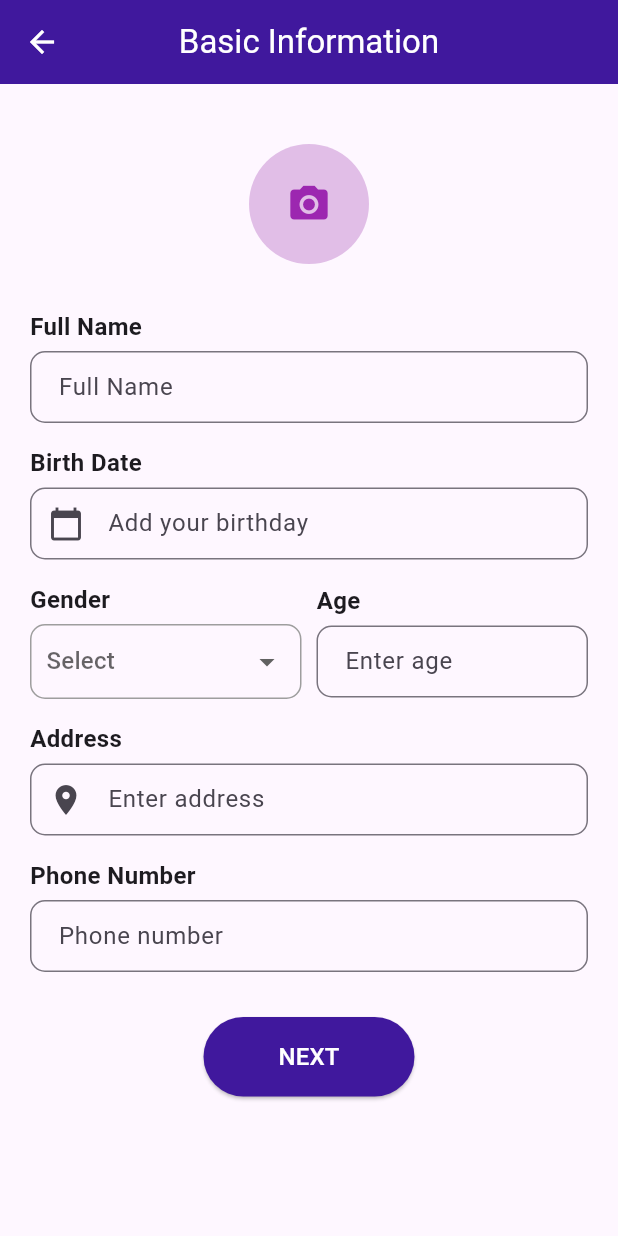
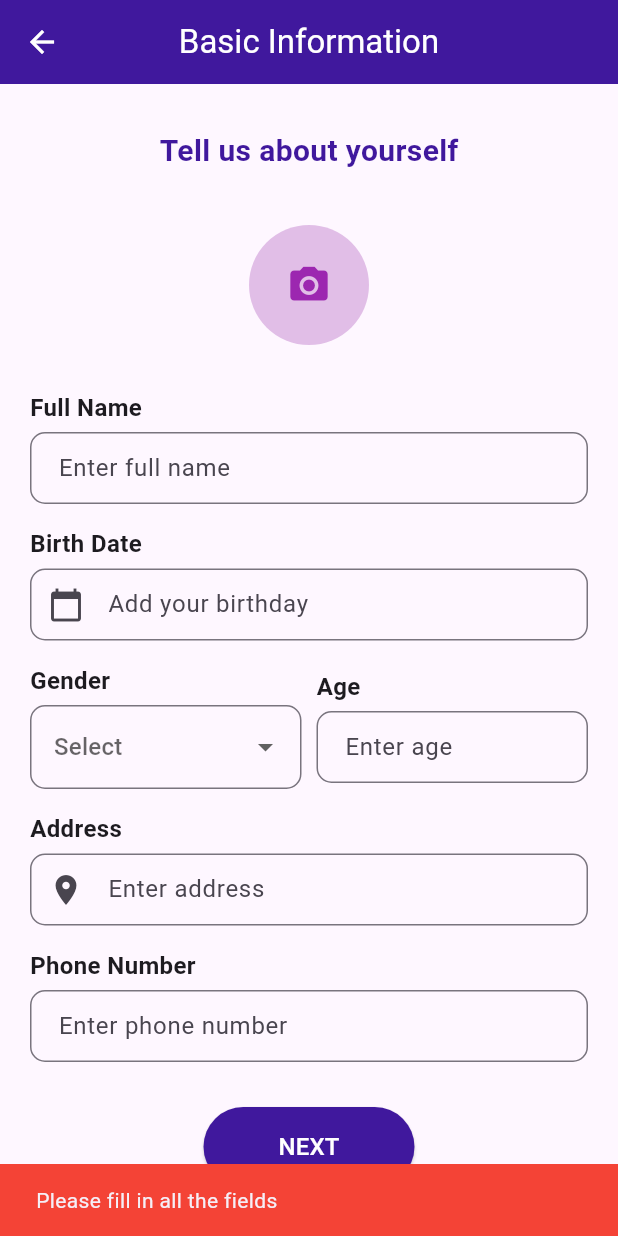
Before and after one commit to Nezha-Amine/L-BriCool, a Flutter app: the BasicInfoStudentPage screen opened directly, after a tap on "NEXT", on a phone screen of 412 x 824 dp. Run offline on Flutter 3.47's test engine with Material 3 defaults, Android fonts, the phone set to English and light mode, and no system bars; our stand-ins replace flutter_datetime_picker_plus, font_awesome_flutter, google_fonts, smooth_page_indicator.

Commit message:
Modify some files and make documentation

```diff
--- a/lib/main.dart
+++ b/lib/main.dart
@@ -3,7 +3,7 @@
 
 // The home page will be first run
 void main() {
-  runApp(Lbrikol());
+  runApp(const Lbrikol());
 }
 
 class Lbrikol extends StatefulWidget {
--- a/lib/student_form/basic_info_student.dart
+++ b/lib/student_form/basic_info_student.dart
@@ -3,12 +3,15 @@ import 'package:flutter/material.dart';
 // import 'package:image_picker/image_picker.dart';
 import 'package:flutter_datetime_picker_plus/flutter_datetime_picker_plus.dart'
     as dtp;
+import 'package:google_fonts/google_fonts.dart';
+import 'academic_info_student.dart';
 
-// Note: The image_picker package doesn't work for me for
+// Quick note: The image_picker package doesn't work for me for
 // reasons idk about them
 // don't forget to execute in your terminal: flutter pub get image_picker
-// and try to uncomment lines 3, 21, 23-31 and 69
+// and try to uncomment lines 3, 24, 34-42 and 131
 
+// Page for collecting basic information from students.
 class BasicInfoStudentPage extends StatefulWidget {
   const BasicInfoStudentPage({super.key});
 
@@ -18,11 +21,19 @@ class BasicInfoStudentPage extends StatefulWidget {
 
 class _BasicInfoStudentPageState extends State<BasicInfoStudentPage> {
   File? _image;
-  // final picker = ImagePicker();
+  // final ImagePicker _picker = ImagePicker();
+
+  final TextEditingController _fullNameController = TextEditingController();
   final TextEditingController _dateController = TextEditingController();
+  final TextEditingController _ageController = TextEditingController();
+  final TextEditingController _addressController = TextEditingController();
+  final TextEditingController _phoneController = TextEditingController();
 
+  String? _selectedGender;
+
+  // Function to pick an image from the gallery.
   // Future<void> _pickImage() async {
-  //   final pickedFile = await picker.pickImage(source: ImageSource.gallery);
+  //   final pickedFile = await _picker.pickImage(source: ImageSource.gallery);
   //   if (pickedFile != null) {
   //     setState(() {
   //       _image = File(pickedFile.path);
@@ -30,6 +41,7 @@ class _BasicInfoStudentPageState extends State<BasicInfoStudentPage> {
   //   }
   // }
 
+  // Function to pick a birth date using a date picker.
   void _pickDate() {
     dtp.DatePicker.showDatePicker(
       context,
@@ -46,24 +58,74 @@ class _BasicInfoStudentPageState extends State<BasicInfoStudentPage> {
     );
   }
 
+  // Validates input fields before proceeding to the next page.
+  // fields should not be empty
+  void _validateAndProceed() {
+    if (_fullNameController.text.isEmpty ||
+        _dateController.text.isEmpty ||
+        _selectedGender == null ||
+        _ageController.text.isEmpty ||
+        _addressController.text.isEmpty ||
+        _phoneController.text.isEmpty) {
+      ScaffoldMessenger.of(context).showSnackBar(
+        const SnackBar(
+          content: Text("Please fill in all the fields"),
+          backgroundColor: Colors.red,
+        ),
+      );
+    } else {
+      Navigator.push(
+        context,
+        MaterialPageRoute(
+            builder: (context) => const AcademicInformationScreen()),
+      );
+    }
+  }
+
+  @override
+  void dispose() {
+    _fullNameController.dispose();
+    _dateController.dispose();
+    _ageController.dispose();
+    _addressController.dispose();
+    _phoneController.dispose();
+    super.dispose();
+  }
+
   @override
   Widget build(BuildContext context) {
     return Scaffold(
       appBar: AppBar(
-        backgroundColor: Color(0xFF40189D),
-        title: Text("Basic Information", style: TextStyle(color: Colors.white)),
+        backgroundColor: const Color(0xFF40189D),
+        title: const Text("Basic Information",
+            style: TextStyle(color: Colors.white)),
         centerTitle: true,
         leading: IconButton(
-          icon: Icon(Icons.arrow_back, color: Colors.white),
+          icon: const Icon(Icons.arrow_back, color: Colors.white),
           onPressed: () => Navigator.pop(context),
         ),
       ),
       body: SingleChildScrollView(
-        padding: EdgeInsets.all(20),
+        padding: const EdgeInsets.all(20),
         child: Column(
           crossAxisAlignment: CrossAxisAlignment.start,
           children: [
-            SizedBox(height: 20),
+            const SizedBox(height: 10),
+            Center(
+              child: Text(
+                'Tell us about yourself',
+                style: GoogleFonts.rockSalt(
+                  textStyle: const TextStyle(
+                    fontSize: 20,
+                    color: Color(0xFF40189D),
+                    fontWeight: FontWeight.w600,
+                  ),
+                ),
+              ),
+            ),
+            const SizedBox(height: 35),
+
+            // Profile Picture Upload Section
             Center(
               child: GestureDetector(
                 // onTap: _pickImage,
@@ -71,44 +133,60 @@ class _BasicInfoStudentPageState extends State<BasicInfoStudentPage> {
                   radius: 40,
                   backgroundColor: Colors.purple[100],
                   child: _image == null
-                      ? Icon(Icons.camera_alt, color: Colors.purple, size: 30)
+                      ? const Icon(Icons.camera_alt,
+                          color: Colors.purple, size: 30)
                       : ClipOval(
                           child: Image.file(_image!,
                               fit: BoxFit.cover, width: 80, height: 80)),
                 ),
               ),
             ),
-            SizedBox(height: 30),
-            _buildTextField("Full Name", "Full Name"),
-            SizedBox(height: 15),
+            const SizedBox(height: 30),
+
+            _buildTextField("Full Name", "Enter full name",
+                controller: _fullNameController),
+            const SizedBox(height: 15),
+
             _buildDateField("Birth Date", _dateController, _pickDate),
-            SizedBox(height: 15),
+            const SizedBox(height: 15),
+
+            /// Gender and Age Fields
             Row(
               children: [
                 Expanded(
-                    child: _buildDropdownField("Gender", ["Male", "Female"])),
-                SizedBox(width: 10),
+                    child: _buildDropdownField("Gender", ["Male", "Female"],
+                        (value) {
+                  setState(() {
+                    _selectedGender = value;
+                  });
+                })),
+                const SizedBox(width: 10),
                 Expanded(
-                    child: _buildTextField("Age", "Enter age", isNumber: true)),
+                    child: _buildTextField("Age", "Enter age",
+                        controller: _ageController, isNumber: true)),
               ],
             ),
-            SizedBox(height: 15),
+            const SizedBox(height: 15),
+
             _buildTextField("Address", "Enter address",
-                icon: Icons.location_on),
-            SizedBox(height: 15),
-            _buildTextField("Phone Number", "Phone number", isNumber: true),
-            SizedBox(height: 30),
+                controller: _addressController, icon: Icons.location_on),
+            const SizedBox(height: 15),
+
+            _buildTextField("Phone Number", "Enter phone number",
+                controller: _phoneController, isNumber: true),
+            const SizedBox(height: 30),
+
+            /// Next Button
             Center(
               child: ElevatedButton(
                 style: ElevatedButton.styleFrom(
-                  backgroundColor: Color(0xFF40189D),
-                  padding: EdgeInsets.symmetric(horizontal: 50, vertical: 15),
+                  backgroundColor: const Color(0xFF40189D),
+                  padding:
+                      const EdgeInsets.symmetric(horizontal: 50, vertical: 15),
                   shape: RoundedRectangleBorder(
                       borderRadius: BorderRadius.circular(30)),
                 ),
-                onPressed: () {
-                  // PROCEED NEXT BUTTON LOGIC
-                },
+                onPressed: _validateAndProceed,
                 child: const Text(
                   "NEXT",
                   style: TextStyle(color: Colors.white, fontSize: 16),
@@ -121,72 +199,76 @@ class _BasicInfoStudentPageState extends State<BasicInfoStudentPage> {
     );
   }
 
+  // Builds a text field with optional number input and an icon.
   Widget _buildTextField(String label, String hint,
-      {bool isNumber = false, IconData? icon}) {
+      {bool isNumber = false,
+      IconData? icon,
+      TextEditingController? controller}) {
     return Column(
       crossAxisAlignment: CrossAxisAlignment.start,
       children: [
         Text(label,
-            style: TextStyle(fontSize: 16, fontWeight: FontWeight.bold)),
-        SizedBox(height: 5),
+            style: const TextStyle(fontSize: 16, fontWeight: FontWeight.bold)),
+        const SizedBox(height: 5),
         TextField(
+          controller: controller,
           keyboardType: isNumber ? TextInputType.number : TextInputType.text,
           decoration: InputDecoration(
             hintText: hint,
             prefixIcon: icon != null ? Icon(icon) : null,
             border: OutlineInputBorder(borderRadius: BorderRadius.circular(10)),
-            contentPadding: EdgeInsets.symmetric(horizontal: 15),
+            contentPadding: const EdgeInsets.symmetric(horizontal: 15),
           ),
         ),
       ],
     );
   }
 
+  /// Builds a date picker field.
   Widget _buildDateField(
       String label, TextEditingController controller, VoidCallback onTap) {
     return Column(
       crossAxisAlignment: CrossAxisAlignment.start,
       children: [
         Text(label,
-            style: TextStyle(fontSize: 16, fontWeight: FontWeight.bold)),
-        SizedBox(height: 5),
+            style: const TextStyle(fontSize: 16, fontWeight: FontWeight.bold)),
+        const SizedBox(height: 5),
         TextField(
           controller: controller,
           readOnly: true,
           onTap: onTap,
           decoration: InputDecoration(
             hintText: "Add your birthday",
-            prefixIcon: Icon(Icons.calendar_today),
+            prefixIcon: const Icon(Icons.calendar_today),
             border: OutlineInputBorder(borderRadius: BorderRadius.circular(10)),
-            contentPadding: EdgeInsets.symmetric(horizontal: 15),
+            contentPadding: const EdgeInsets.symmetric(horizontal: 15),
           ),
         ),
       ],
     );
   }
 
-  Widget _buildDropdownField(String label, List<String> items) {
+  /// Builds a dropdown field.
+  Widget _buildDropdownField(
+      String label, List<String> items, Function(String?) onChanged) {
     return Column(
       crossAxisAlignment: CrossAxisAlignment.start,
       children: [
         Text(label,
-            style: TextStyle(fontSize: 16, fontWeight: FontWeight.bold)),
-        SizedBox(height: 5),
-        Container(
-          padding: EdgeInsets.symmetric(horizontal: 10),
-          decoration: BoxDecoration(
-            border: Border.all(color: Colors.grey),
-            borderRadius: BorderRadius.circular(10),
+            style: const TextStyle(fontSize: 16, fontWeight: FontWeight.bold)),
+        const SizedBox(height: 5),
+        DropdownButtonFormField<String>(
+          decoration: InputDecoration(
+            border: OutlineInputBorder(
+              borderRadius: BorderRadius.circular(10),
+            ),
           ),
-          child: DropdownButton<String>(
-            isExpanded: true,
-            underline: SizedBox(),
-            hint: Text("Select"),
-            items: items
-                .map((item) => DropdownMenuItem(value: item, child: Text(item)))
-                .toList(),
-            onChanged: (value) {},
-          ),
+          value: _selectedGender,
+          hint: const Text("Select"),
+          items: items
+              .map((item) => DropdownMenuItem(value: item, child: Text(item)))
+              .toList(),
+          onChanged: onChanged,
         ),
       ],
     );
--- a/pubspec.yaml
+++ b/pubspec.yaml
@@ -16,6 +16,8 @@ dependencies:
 #  image_picker: ^1.1.2
   flutter_datetime_picker_plus: ^2.2.0
   font_awesome_flutter: ^10.8.0
+  dropdown_button2: ^2.3.9
+  google_fonts: ^6.2.1
 
 dev_dependencies:
   flutter_test:
```
Also changed, not shown: lib/student_form/academic_info_student.dart (added, +138 -0 lines).
